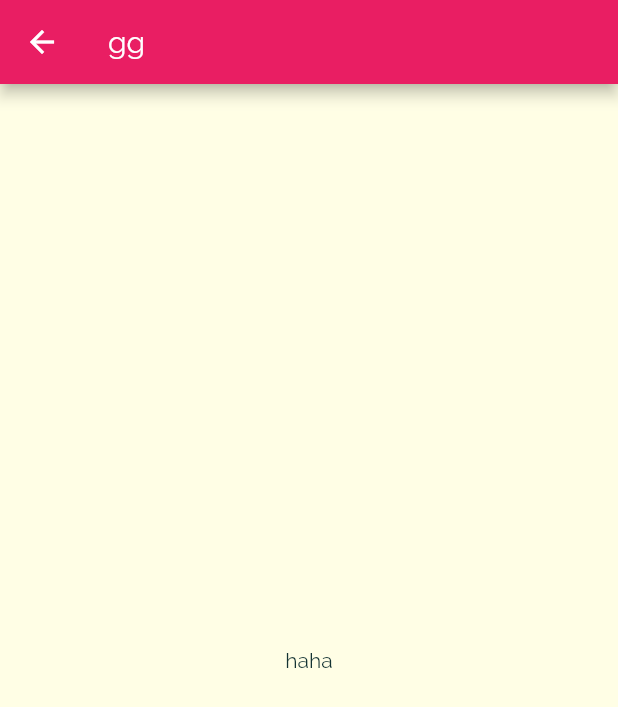
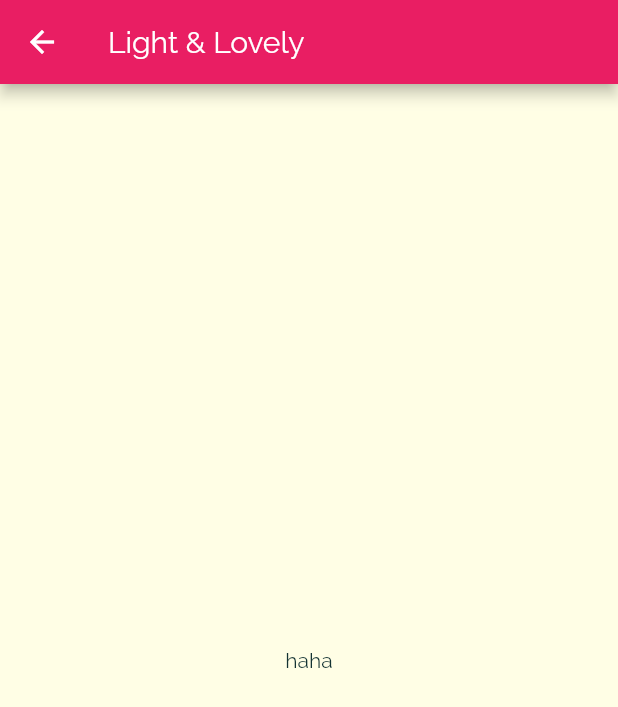
Before and after one commit to MahmoudElsayed-eg/flutter_meal_app, a Flutter app: the screen it shows after launch, after a tap on "Light & Lovely", on a phone screen of 412 x 824 dp. Shown: the top 707 px of the screen. Run offline on Flutter 3.47's test engine with Material 2 defaults, Android fonts, the phone set to English and light mode, and no system bars.

Commit message:
another way to navigate

```diff
--- a/lib/category_item.dart
+++ b/lib/category_item.dart
@@ -1,18 +1,15 @@
 import 'package:flutter/cupertino.dart';
 import 'package:flutter/material.dart';
-import 'package:flutter_meal_app/screens/meals_screen.dart';
+import 'package:flutter_meal_app/models/category.dart';
 
 class CategoryItem extends StatelessWidget {
-  final String title;
-  final Color color;
+  final Category category;
 
-  const CategoryItem({Key? key, required this.title, required this.color})
-      : super(key: key);
+  const CategoryItem({Key? key, required this.category}) : super(key: key);
 
   void selectCategory(BuildContext context) {
-    Navigator.of(context).push(MaterialPageRoute(builder: (_) {
-      return MealScreen();
-    } ));
+    Navigator.of(context).pushNamed("meals_screen",
+        arguments: {"id": category.id, "title": category.title});
   }
 
   @override
@@ -20,18 +17,18 @@ class CategoryItem extends StatelessWidget {
     return InkWell(
       borderRadius: BorderRadius.circular(15),
       splashColor: Theme.of(context).primaryColor,
-      onTap:() => selectCategory(context),
+      onTap: () => selectCategory(context),
       child: Container(
         padding: const EdgeInsets.all(15),
         decoration: BoxDecoration(
             gradient: LinearGradient(
-                colors: [color.withOpacity(0.7), color],
+                colors: [category.color.withOpacity(0.7), category.color],
                 begin: Alignment.topLeft,
                 end: Alignment.bottomRight),
             borderRadius: BorderRadius.circular(15)),
         child: Center(
             child: Text(
-          title,
+          category.title,
           style: Theme.of(context).textTheme.headline6,
           textAlign: TextAlign.center,
         )),
--- a/lib/main.dart
+++ b/lib/main.dart
@@ -1,5 +1,6 @@
 import 'package:flutter/material.dart';
 import 'package:flutter_meal_app/screens/categories_screen.dart';
+import 'package:flutter_meal_app/screens/meals_screen.dart';
 
 void main() {
   runApp(MyApp());
@@ -21,6 +22,7 @@ class MyApp extends StatelessWidget {
         accentColor: Colors.amber,
       ),
       home: CategoriesScreen(),
+      routes: {"meals_screen" : (_) => MealScreen(),},
     );
   }
 }
--- a/lib/screens/categories_screen.dart
+++ b/lib/screens/categories_screen.dart
@@ -16,7 +16,7 @@ class CategoriesScreen extends StatelessWidget {
               childAspectRatio: 3 / 2,
               crossAxisSpacing: 20,
               mainAxisSpacing: 20),
-          children: DUMMY_CATEGORIES.map((e) => CategoryItem(title: e.title, color: e.color)).toList(),
+          children: DUMMY_CATEGORIES.map((e) => CategoryItem(category: e,)).toList(),
         ),
       ),
     );
--- a/lib/screens/meals_screen.dart
+++ b/lib/screens/meals_screen.dart
@@ -5,8 +5,11 @@ class MealScreen extends StatelessWidget {
 
   @override
   Widget build(BuildContext context) {
+    final args = ModalRoute.of(context)!.settings.arguments as Map<String,String>;
+    //final String id = args["id"]!;
+    final String title = args["title"]!;
     return Scaffold(
-      appBar: AppBar(title: Text("gg"),),
+      appBar: AppBar(title: Text(title),),
         body: Center(
             child: Container(
       child: Text("haha"),
```
